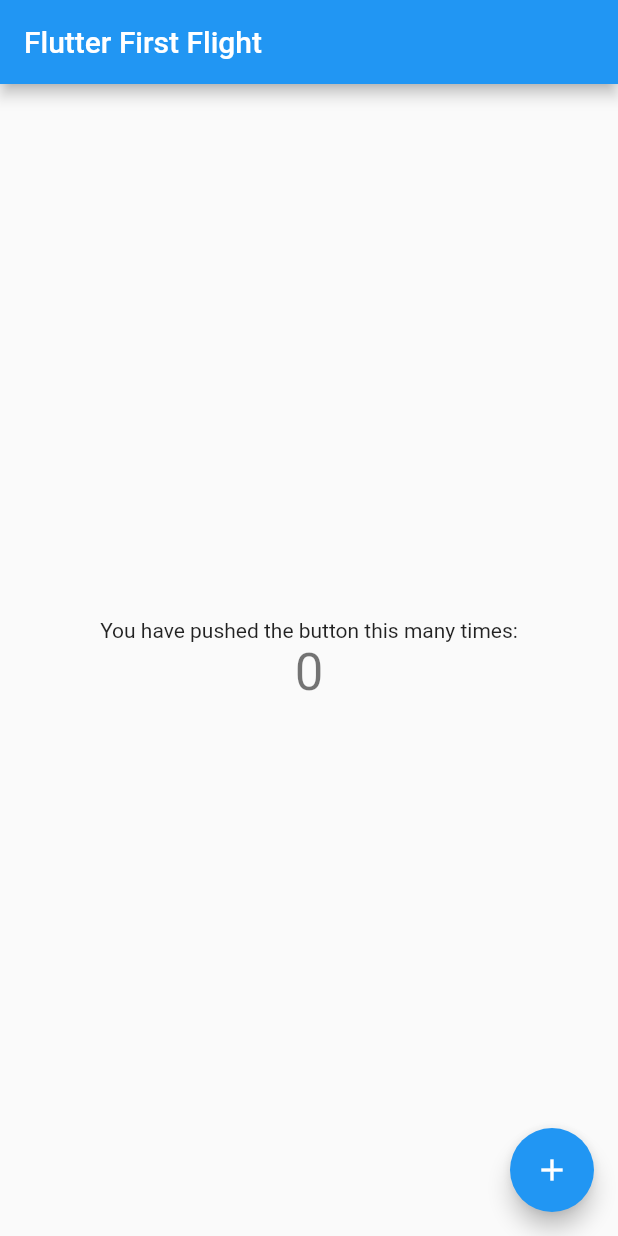
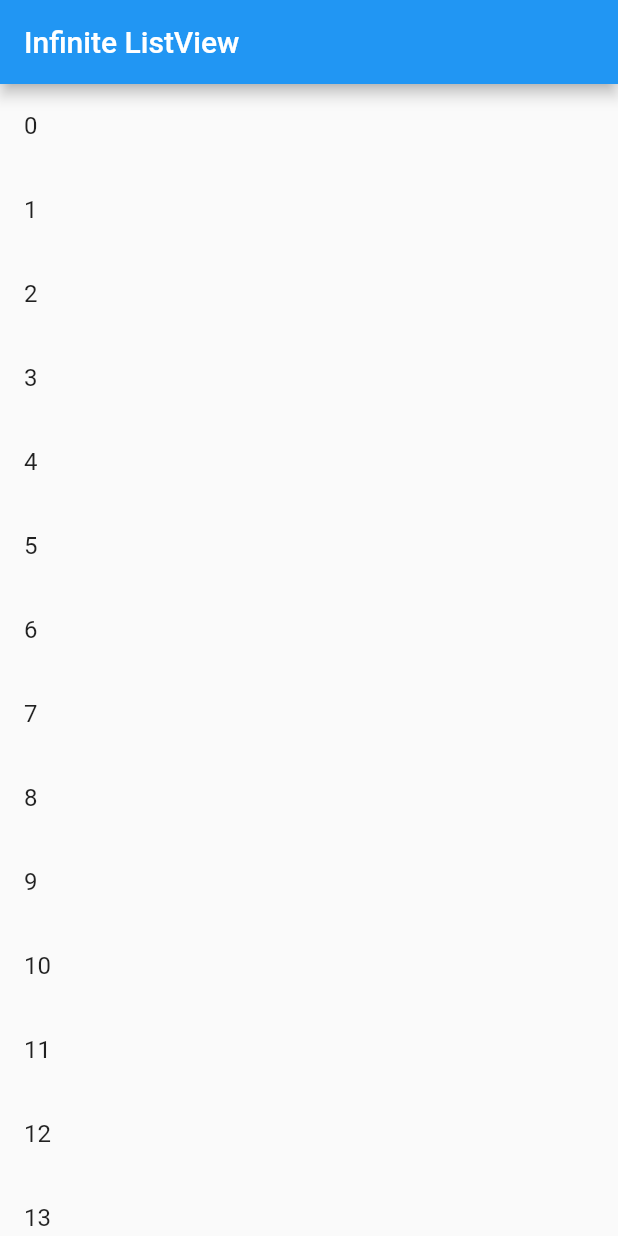
Before and after one commit to ibhavikmakwana/flutter_first_flight, a Flutter app: the screen it shows after launch, on a phone screen of 412 x 824 dp. Run offline on Flutter 3.47's test engine with Material 2 defaults, Android fonts, the phone set to English and light mode, and no system bars.

Commit message:
infinite list view

```diff
--- a/lib/main.dart
+++ b/lib/main.dart
@@ -3,39 +3,20 @@ import 'package:flutter/material.dart';
 void main() => runApp(MyApp());
 
 class MyApp extends StatelessWidget {
-  // This widget is the root of your application.
   @override
   Widget build(BuildContext context) {
     return MaterialApp(
       title: 'Flutter First Flight',
       theme: ThemeData(
-        // This is the theme of your application.
-        //
-        // Try running your application with "flutter run". You'll see the
-        // application has a blue toolbar. Then, without quitting the app, try
-        // changing the primarySwatch below to Colors.green and then invoke
-        // "hot reload" (press "r" in the console where you ran "flutter run",
-        // or simply save your changes to "hot reload" in a Flutter IDE).
-        // Notice that the counter didn't reset back to zero; the application
-        // is not restarted.
         primarySwatch: Colors.blue,
       ),
-      home: MyHomePage(title: 'Flutter First Flight'),
+      home: MyHomePage(title: 'Infinite ListView'),
     );
   }
 }
 
 class MyHomePage extends StatefulWidget {
   MyHomePage({Key key, this.title}) : super(key: key);
-
-  // This widget is the home page of your application. It is stateful, meaning
-  // that it has a State object (defined below) that contains fields that affect
-  // how it looks.
-
-  // This class is the configuration for the state. It holds the values (in this
-  // case the title) provided by the parent (in this case the App widget) and
-  // used by the build method of the State. Fields in a Widget subclass are
-  // always marked "final".
 
   final String title;
 
@@ -44,68 +25,44 @@ class MyHomePage extends StatefulWidget {
 }
 
 class _MyHomePageState extends State<MyHomePage> {
-  int _counter = 0;
-
-  void _incrementCounter() {
-    setState(() {
-      // This call to setState tells the Flutter framework that something has
-      // changed in this State, which causes it to rerun the build method below
-      // so that the display can reflect the updated values. If we changed
-      // _counter without calling setState(), then the build method would not be
-      // called again, and so nothing would appear to happen.
-      _counter++;
-    });
-  }
-
   @override
   Widget build(BuildContext context) {
-    // This method is rerun every time setState is called, for instance as done
-    // by the _incrementCounter method above.
-    //
-    // The Flutter framework has been optimized to make rerunning build methods
-    // fast, so that you can just rebuild anything that needs updating rather
-    // than having to individually change instances of widgets.
     return Scaffold(
       appBar: AppBar(
-        // Here we take the value from the MyHomePage object that was created by
-        // the App.build method, and use it to set our appbar title.
         title: Text(widget.title),
       ),
-      body: Center(
-        // Center is a layout widget. It takes a single child and positions it
-        // in the middle of the parent.
-        child: Column(
-          // Column is also layout widget. It takes a list of children and
-          // arranges them vertically. By default, it sizes itself to fit its
-          // children horizontally, and tries to be as tall as its parent.
-          //
-          // Invoke "debug painting" (press "p" in the console, choose the
-          // "Toggle Debug Paint" action from the Flutter Inspector in Android
-          // Studio, or the "Toggle Debug Paint" command in Visual Studio Code)
-          // to see the wireframe for each widget.
-          //
-          // Column has various properties to control how it sizes itself and
-          // how it positions its children. Here we use mainAxisAlignment to
-          // center the children vertically; the main axis here is the vertical
-          // axis because Columns are vertical (the cross axis would be
-          // horizontal).
-          mainAxisAlignment: MainAxisAlignment.center,
-          children: <Widget>[
-            Text(
-              'You have pushed the button this many times:',
-            ),
-            Text(
-              '$_counter',
-              style: Theme.of(context).textTheme.display1,
-            ),
-          ],
-        ),
+      //TODO change it with ListView.builder()
+      body: ListView.builder(
+        itemBuilder: (context, index) {
+          return ListTile(
+            title: Text(index.toString()),
+          );
+        },
       ),
-      floatingActionButton: FloatingActionButton(
-        onPressed: _incrementCounter,
-        tooltip: 'Increment',
-        child: Icon(Icons.add),
-      ), // This trailing comma makes auto-formatting nicer for build methods.
     );
   }
 }
+
+///ListView Builder solution with Text()
+/*
+
+ListView.builder(
+        itemBuilder: (context, index) {
+          return Text(index.toString());
+        },
+      )
+
+*/
+
+///ListView Builder solution with ListTile()
+/*
+
+ListView.builder(
+        itemBuilder: (context, index) {
+          return ListTile(
+            title: Text(index.toString()),
+          );
+        },
+      )
+
+ */
```
